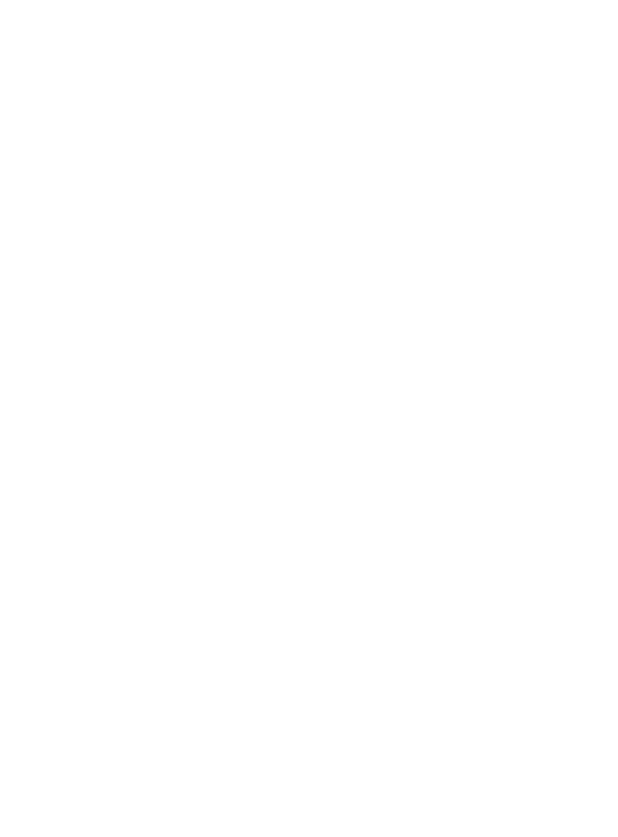
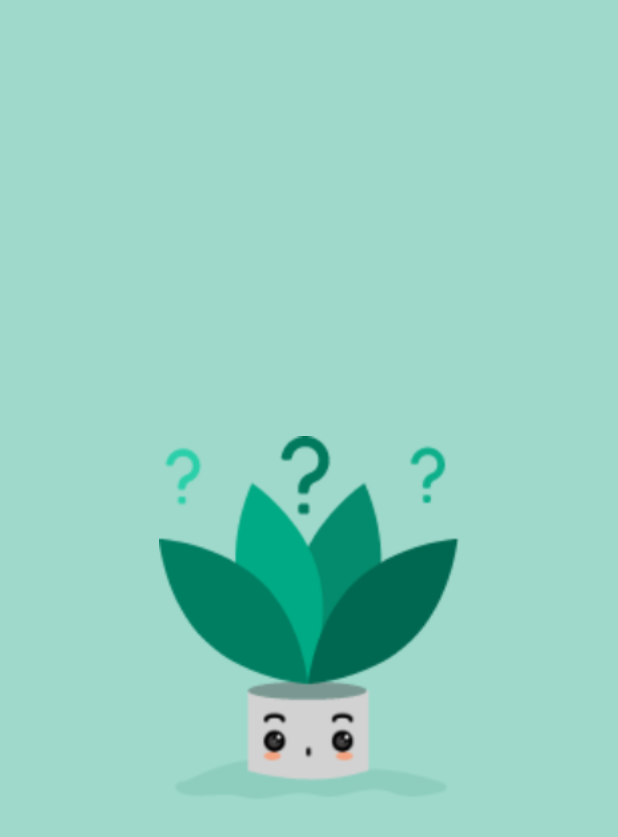
Before and after one commit to JavadSheikhsagha/DiseaseIdentifier, an Android app: the LoadingActivity screen opened directly, with no data from a screen before it, on a phone screen of 412 x 824 dp. Before the commit the part shown is empty. Shown: the top 837 px of the screen. Run offline under Robolectric (Android 15) with nearby library versions, the phone set to English and light mode, and no system bars.

Commit message:
[FEATURE] implement Loading Screen

```diff
--- a/app/src/main/java/com/a2mp/diseaseidentifier/views/LoadingActivity.kt
+++ b/app/src/main/java/com/a2mp/diseaseidentifier/views/LoadingActivity.kt
@@ -3,13 +3,22 @@ package com.a2mp.diseaseidentifier.views
 import androidx.appcompat.app.AppCompatActivity
 import android.os.Bundle
 import com.a2mp.diseaseidentifier.R
+import com.a2mp.diseaseidentifier.databinding.ActivityLoadingBinding
 
 class LoadingActivity : AppCompatActivity() {
 
+    private lateinit var binding : ActivityLoadingBinding
 
     override fun onCreate(savedInstanceState: Bundle?) {
         super.onCreate(savedInstanceState)
-        setContentView(R.layout.activity_loading)
+        binding = ActivityLoadingBinding.inflate(layoutInflater)
+        setContentView(binding.root)
+
+        setupViews()
+
+    }
+
+    private fun setupViews() {
 
 
     }
--- a/app/src/main/res/layout/activity_loading.xml
+++ b/app/src/main/res/layout/activity_loading.xml
@@ -4,6 +4,18 @@
     xmlns:tools="http://schemas.android.com/tools"
     android:layout_width="match_parent"
     android:layout_height="match_parent"
+    android:background="@color/loadingBackgroundColor"
     tools:context=".views.LoadingActivity">
 
+    <ImageView
+        android:src="@drawable/img_notfound"
+        android:layout_width="200dp"
+        android:layout_height="270dp"
+        app:layout_constraintEnd_toEndOf="parent"
+        app:layout_constraintStart_toStartOf="parent"
+        app:layout_constraintTop_toTopOf="parent"
+        app:layout_constraintBottom_toBottomOf="parent"
+        android:id="@+id/img_loading_gif"
+        />
+
 </androidx.constraintlayout.widget.ConstraintLayout>
```
